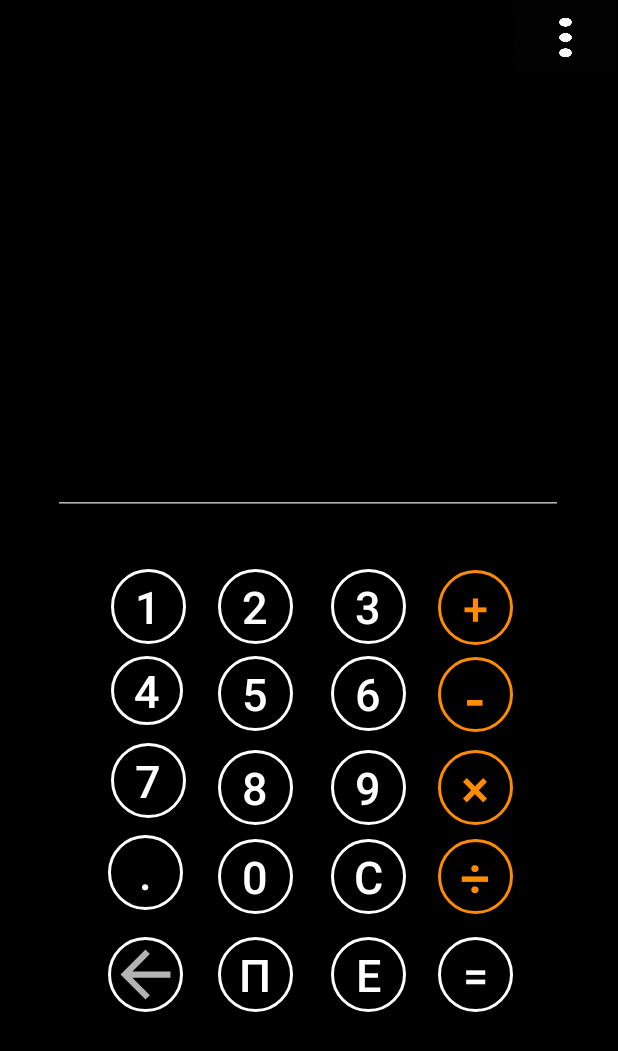
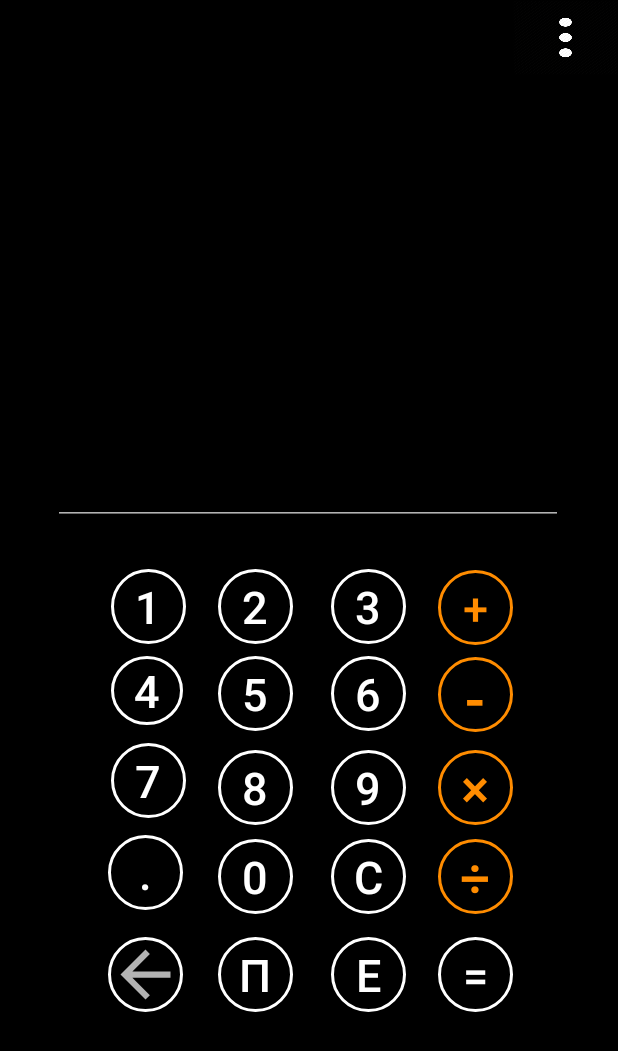
Before and after one commit to Naresh-chandanbatve/Calculator, an Android app: the screen it shows after launch (MainActivity), on a phone screen of 412 x 824 dp. Shown: the top 1051 px of the screen. Run offline under Robolectric (Android 15) with nearby library versions, the phone set to English and light mode, and no system bars.

Commit message:
Increasing Layout width of display

```diff
--- a/app/src/main/res/layout/activity_main.xml
+++ b/app/src/main/res/layout/activity_main.xml
@@ -243,7 +243,7 @@
     <EditText
         android:id="@+id/result"
         android:layout_width="340dp"
-        android:layout_height="55dp"
+        android:layout_height="65dp"
         android:focusable="false"
         android:gravity="end"
         android:textAlignment="viewEnd"
```
